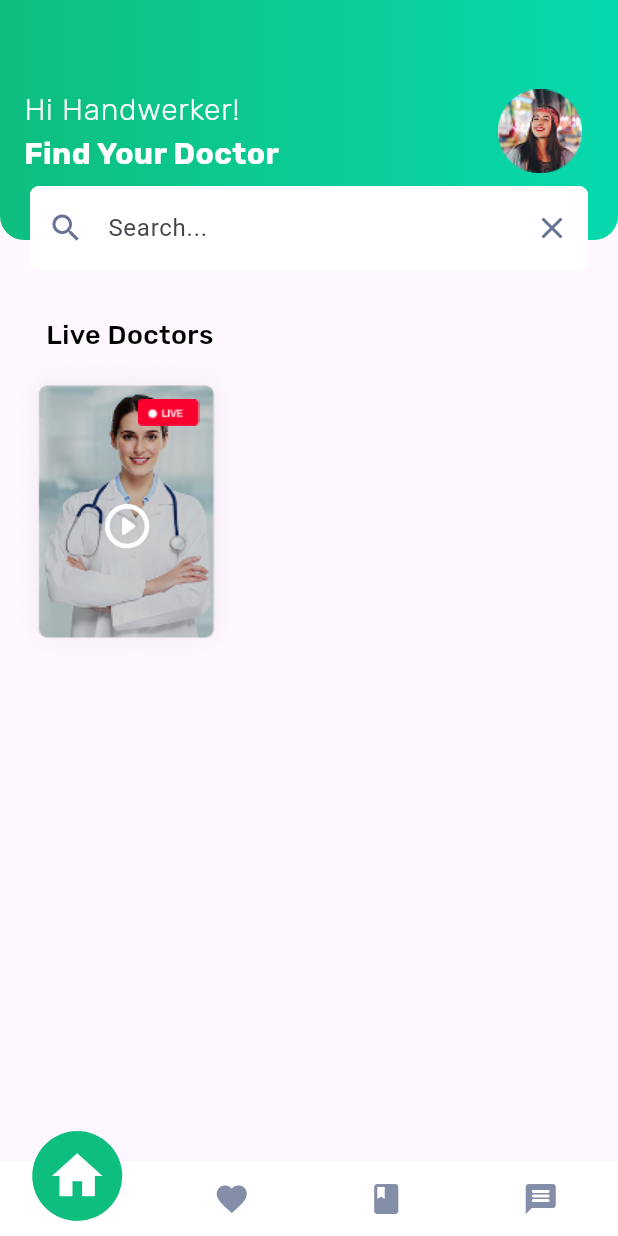
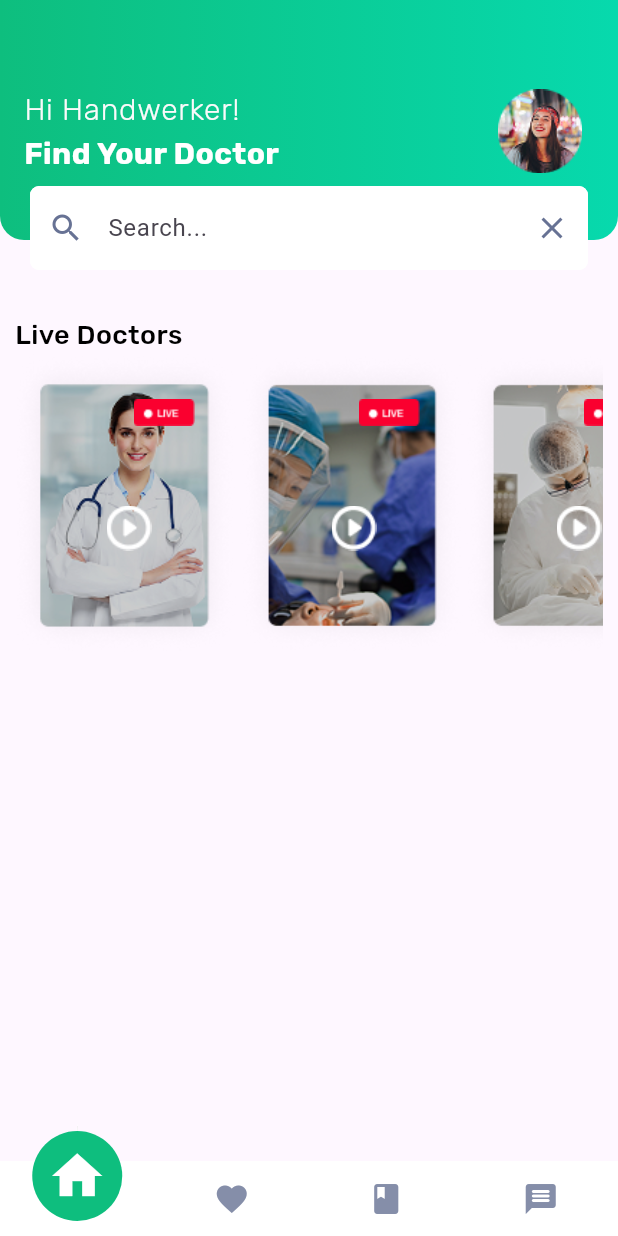
Before and after one commit to mano299/DoctorApp, a Flutter app: the HomeView screen opened directly, on a phone screen of 412 x 824 dp. Run offline on Flutter 3.47's test engine with Material 3 defaults, Android fonts, the phone set to English and light mode, and no system bars; drawn by our look-alikes of convex_bottom_bar; our stand-ins replace flutter_svg.

Commit message:
create live doctors list view

```diff
--- a/lib/core/utils/app_images.dart
+++ b/lib/core/utils/app_images.dart
@@ -9,6 +9,14 @@ class Assets {
   /// Assets for assetsImagesDoctorPhoto
   /// assets/images/doctor_photo.png
   static const String assetsImagesDoctorPhoto = "assets/images/doctor_photo.png";
+
+  /// Assets for assetsImagesLiveDoctor2
+  /// assets/images/live_doctor_2.png
+  static const String assetsImagesLiveDoctor2 = "assets/images/live_doctor_2.png";
+
+  /// Assets for assetsImagesLiveDoctor3
+  /// assets/images/live_doctor_3.png
+  static const String assetsImagesLiveDoctor3 = "assets/images/live_doctor_3.png";
 
   /// Assets for assetsImagesLiveRectangle
   /// assets/images/live_rectangle.png
@@ -32,7 +40,7 @@ class Assets {
 
   /// Assets for assetsImagesPlayLiveIcon
   /// assets/images/play_live_icon.png
-  static const String assetsImagesPlayLiveIcon = "assets/images/play_live_icon.svg";
+  static const String assetsImagesPlayLiveIcon = "assets/images/play_live_icon.png";
 
   /// Assets for assetsImagesSplashBg
   /// assets/images/splash_bg.png
--- a/lib/features/home/presentation/widgets/home_view_body.dart
+++ b/lib/features/home/presentation/widgets/home_view_body.dart
@@ -1,10 +1,9 @@
-import 'package:doctor_app/core/utils/app_images.dart';
 import 'package:doctor_app/core/utils/app_styles.dart';
 import 'package:flutter/material.dart';
 
 import 'custom_app_bar.dart';
 import 'custom_text_field.dart';
-import 'live_item.dart';
+import 'live_doctors_list_view.dart';
 
 class HomeViewBody extends StatelessWidget {
   const HomeViewBody({super.key});
@@ -12,7 +11,6 @@ class HomeViewBody extends StatelessWidget {
   @override
   Widget build(BuildContext context) {
     return Column(
-      crossAxisAlignment: CrossAxisAlignment.start,
       children: [
         Stack(
           clipBehavior: Clip.none,
@@ -39,12 +37,13 @@ class HomeViewBody extends StatelessWidget {
         Padding(
           padding: const EdgeInsets.symmetric(horizontal: 10.0),
           child: Column(
+            crossAxisAlignment: CrossAxisAlignment.start,
             children: [
               Text(
                 'Live Doctors',
                 style: AppStyles.styleMedium18.copyWith(color: Colors.black),
               ),
-              LiveItem(),
+              LiveDoctorsListView(),
             ],
           ),
         )
--- /dev/null
+++ b/lib/features/home/presentation/widgets/live_doctors_list_view.dart
@@ -0,0 +1,23 @@
+import 'package:doctor_app/core/utils/app_images.dart';
+import 'package:doctor_app/features/home/presentation/widgets/live_item.dart';
+import 'package:flutter/material.dart';
+
+class LiveDoctorsListView extends StatelessWidget {
+  const LiveDoctorsListView({super.key});
+  final List<LiveItem> items = const [
+    LiveItem(image: Assets.assetsImagesDoctorPhoto),
+    LiveItem(image: Assets.assetsImagesLiveDoctor2),
+    LiveItem(image: Assets.assetsImagesLiveDoctor3),
+  ];
+  @override
+  Widget build(BuildContext context) {
+    return SizedBox(
+      height: 200,
+      child: ListView.builder(
+        scrollDirection: Axis.horizontal,
+        itemCount: items.length,
+        itemBuilder: (context, index) => items[index],
+      ),
+    );
+  }
+}
--- a/lib/features/home/presentation/widgets/live_item.dart
+++ b/lib/features/home/presentation/widgets/live_item.dart
@@ -3,17 +3,21 @@ import 'package:flutter/material.dart';
 import 'package:flutter_svg/flutter_svg.dart';
 
 class LiveItem extends StatelessWidget {
-  const LiveItem({super.key});
-
+  const LiveItem({super.key, required this.image});
+  final String image;
   @override
   Widget build(BuildContext context) {
     return Container(
       decoration: BoxDecoration(
         borderRadius: BorderRadius.circular(6),
       ),
+      child: SizedBox(
+        width: 150,
+        height: 200,
         child: Stack(
+          fit: StackFit.expand,
           children: [
-          Image.asset(Assets.assetsImagesDoctorPhoto),
+            Image.asset(image),
             Positioned(
               right: 30,
               top: 30,
@@ -22,9 +26,14 @@ class LiveItem extends StatelessWidget {
             Positioned(
               top: 100,
               left: 60,
-            child: SvgPicture.asset(Assets.assetsImagesPlayLiveIcon),
+              child: Image.asset(
+                Assets.assetsImagesPlayLiveIcon,
+                width: 32,
+                height: 32,
+              ),
             ),
           ],
+        ),
       ),
     );
   }
```
Also changed, not shown: assets/images/live_doctor_2.png (added), assets/images/live_doctor_3.png (added). Lines whose indentation alone changed are shown as unchanged.
